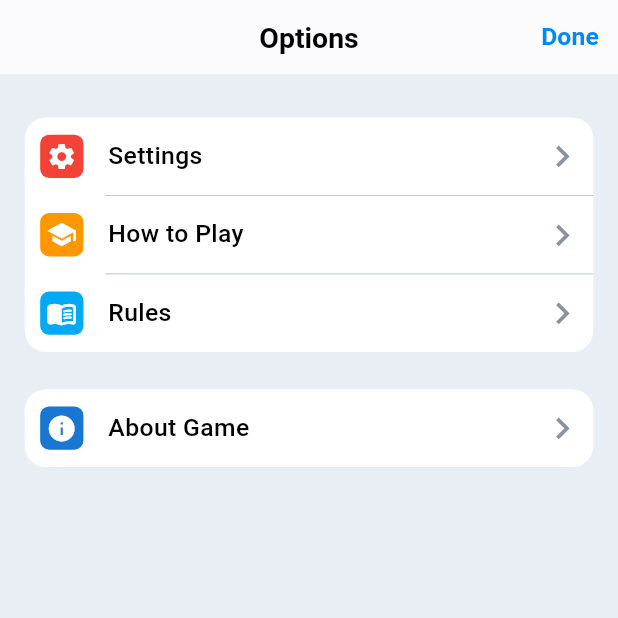
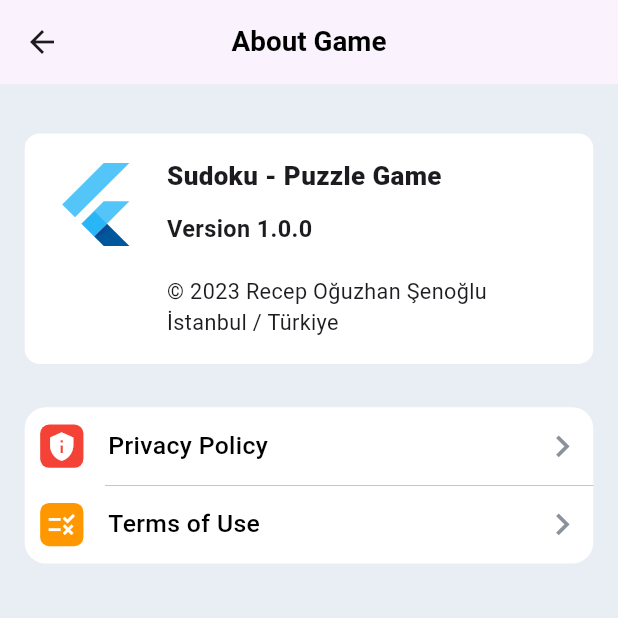
Before and after one commit to recepsenoglu/Flutter_Sudoku, a Flutter app: the OptionsScreen screen opened by its route, after a tap on "About Game", on a phone screen of 412 x 824 dp, the top half of it. Run offline on Flutter 3.47's test engine with Material 3 defaults, Android fonts, the phone set to English and light mode, and no system bars; our stand-ins replace shared_preferences, webview_flutter; accounts and stored records are empty.

Commit message:
about game screen

```diff
--- a/lib/main.dart
+++ b/lib/main.dart
@@ -1,7 +1,7 @@
 import 'package:flutter/material.dart';
 import 'package:flutter/services.dart';
 
-import 'services/game_routes.dart';
+import 'utils/game_routes.dart';
 import 'utils/game_sizes.dart';
 
 Future<void> main() async {
--- a/lib/screens/daily_challenges_screen/daily_challenges_screen_provider.dart
+++ b/lib/screens/daily_challenges_screen/daily_challenges_screen_provider.dart
@@ -2,7 +2,7 @@ import 'package:flutter/widgets.dart';
 import 'package:flutter_sudoku/constant/enums.dart';
 import 'package:flutter_sudoku/constant/game_constants.dart';
 import 'package:flutter_sudoku/models/game_model.dart';
-import 'package:flutter_sudoku/services/game_routes.dart';
+import 'package:flutter_sudoku/utils/game_routes.dart';
 
 class DailyChallengesScreenProvider with ChangeNotifier {
   int selectedDay = -1;
--- a/lib/screens/game_screen/game_screen_provider.dart
+++ b/lib/screens/game_screen/game_screen_provider.dart
@@ -9,7 +9,7 @@ import 'package:flutter_sudoku/models/cell_position_model.dart';
 import 'package:flutter_sudoku/models/game_model.dart';
 import 'package:flutter_sudoku/models/game_stats_model.dart';
 import 'package:flutter_sudoku/models/move_model.dart';
-import 'package:flutter_sudoku/services/game_routes.dart';
+import 'package:flutter_sudoku/utils/game_routes.dart';
 import 'package:flutter_sudoku/services/storage_service.dart';
 import 'package:flutter_sudoku/utils/extensions.dart';
 import 'package:flutter_sudoku/utils/utils.dart';
--- a/lib/screens/main_screen/main_screen.dart
+++ b/lib/screens/main_screen/main_screen.dart
@@ -3,7 +3,7 @@ import 'package:flutter/services.dart';
 import 'package:provider/provider.dart';
 
 import '../../models/game_model.dart';
-import '../../services/game_routes.dart';
+import '../../utils/game_routes.dart';
 import '../../utils/game_colors.dart';
 import '../../utils/game_strings.dart';
 import '../../utils/game_text_styles.dart';
--- a/lib/screens/main_screen/main_screen_provider.dart
+++ b/lib/screens/main_screen/main_screen_provider.dart
@@ -2,7 +2,7 @@ import 'package:flutter/material.dart';
 import 'package:flutter_sudoku/constant/enums.dart';
 import 'package:flutter_sudoku/constant/game_constants.dart';
 import 'package:flutter_sudoku/models/game_model.dart';
-import 'package:flutter_sudoku/services/game_routes.dart';
+import 'package:flutter_sudoku/utils/game_routes.dart';
 import 'package:flutter_sudoku/services/storage_service.dart';
 import 'package:flutter_sudoku/utils/extensions.dart';
 import 'package:flutter_sudoku/widgets/modal_bottom_sheet/modal_bottom_sheets.dart';
--- /dev/null
+++ b/lib/screens/options_screen/about_game_screen/about_game_screen.dart
@@ -0,0 +1,101 @@
+import 'package:flutter/material.dart';
+import 'package:flutter_sudoku/utils/game_colors.dart';
+import 'package:flutter_sudoku/utils/game_routes.dart';
+import 'package:flutter_sudoku/utils/game_sizes.dart';
+import 'package:flutter_sudoku/utils/game_text_styles.dart';
+import 'package:flutter_sudoku/widgets/option_widgets/exports.dart';
+
+class AboutGameScreen extends StatelessWidget {
+  const AboutGameScreen({super.key});
+
+  @override
+  Widget build(BuildContext context) {
+    return Scaffold(
+        backgroundColor: GameColors.optionsBackground,
+        appBar: AppBar(
+          elevation: 0.5,
+          centerTitle: true,
+          title: Text(
+            'About Game',
+            style: GameTextStyles.optionsScreenAppBarTitle
+                .copyWith(fontSize: GameSizes.getWidth(0.045)),
+          ),
+          leading: const BackButton(),
+        ),
+        body: SingleChildScrollView(
+          padding: GameSizes.getSymmetricPadding(0.04, 0.04),
+          child: Column(
+            children: [
+              Container(
+                padding: GameSizes.getSymmetricPadding(0.04, 0.02),
+                decoration: BoxDecoration(
+                  color: Colors.white,
+                  borderRadius: BorderRadius.circular(10),
+                ),
+                child: Row(
+                  crossAxisAlignment: CrossAxisAlignment.start,
+                  children: [
+                    FlutterLogo(size: GameSizes.getWidth(0.15)),
+                    SizedBox(width: GameSizes.getWidth(0.04)),
+                    Column(
+                      crossAxisAlignment: CrossAxisAlignment.start,
+                      children: [
+                        Text(
+                          'Sudoku - Puzzle Game',
+                          style: TextStyle(
+                            fontWeight: FontWeight.w800,
+                            fontSize: GameSizes.getWidth(0.042),
+                          ),
+                        ),
+                        SizedBox(height: GameSizes.getWidth(0.025)),
+                        Text(
+                          'Version 1.0.0',
+                          style: TextStyle(
+                            fontWeight: FontWeight.w600,
+                            fontSize: GameSizes.getWidth(0.038),
+                          ),
+                        ),
+                        SizedBox(height: GameSizes.getWidth(0.052)),
+                        Text(
+                          '© 2023 Recep Oğuzhan Şenoğlu',
+                          style: TextStyle(
+                            fontWeight: FontWeight.w400,
+                            fontSize: GameSizes.getWidth(0.035),
+                          ),
+                        ),
+                        Text(
+                          'İstanbul / Türkiye',
+                          style: TextStyle(
+                            fontWeight: FontWeight.w400,
+                            fontSize: GameSizes.getWidth(0.035),
+                          ),
+                        ),
+                      ],
+                    ),
+                  ],
+                ),
+              ),
+              SizedBox(height: GameSizes.getWidth(0.04)),
+              OptionGroup(
+                options: [
+                  OptionWidget(
+                    title: 'Privacy Policy',
+                    iconColor: Colors.red,
+                    iconData: Icons.privacy_tip,
+                    onTap: () => GameRoutes.goTo(GameRoutes.privacyPolicyScreen,
+                        enableBack: true),
+                  ),
+                  OptionWidget(
+                    title: 'Terms of Use',
+                    iconColor: Colors.orange,
+                    iconData: Icons.rule,
+                    onTap: () => GameRoutes.goTo(GameRoutes.termsOfUseScreen,
+                        enableBack: true),
+                  ),
+                ],
+              )
+            ],
+          ),
+        ));
+  }
+}
--- a/lib/screens/options_screen/options_screen.dart
+++ b/lib/screens/options_screen/options_screen.dart
@@ -2,7 +2,7 @@ import 'package:flutter/material.dart';
 import 'package:provider/provider.dart';
 
 import '../../utils/exports.dart';
-import '../../services/game_routes.dart';
+import '../../utils/game_routes.dart';
 import '../../widgets/button/done_button.dart';
 import '../../widgets/option_widgets/exports.dart';
 import 'options_screen_provider.dart';
@@ -22,11 +22,10 @@ class OptionsScreen extends StatelessWidget {
               elevation: 0.5,
               leadingWidth: 0,
               centerTitle: true,
-              toolbarHeight: GameSizes.getHeight(0.06),
               backgroundColor: GameColors.appBarBackground,
               title: Text(GameStrings.options,
                   style: GameTextStyles.optionsScreenAppBarTitle
-                      .copyWith(fontSize: GameSizes.getHeight(0.023))),
+                      .copyWith(fontSize: GameSizes.getWidth(0.045))),
               leading: const SizedBox.shrink(),
               actions: const [DoneButton()],
             ),
@@ -69,7 +68,8 @@ class OptionsScreen extends StatelessWidget {
                         title: GameStrings.aboutGame,
                         iconColor: Colors.blue.shade700,
                         iconData: Icons.info,
-                        onTap: () => null,
+                        onTap: () => GameRoutes.goTo(GameRoutes.aboutScreen,
+                            enableBack: true),
                       ),
                     ],
                   ),
--- a/lib/screens/win_screen/win_screen.dart
+++ b/lib/screens/win_screen/win_screen.dart
@@ -5,7 +5,7 @@ import '../../constant/enums.dart';
 import '../../models/board_model.dart';
 import '../../models/cell_model.dart';
 import '../../models/game_model.dart';
-import '../../services/game_routes.dart';
+import '../../utils/game_routes.dart';
 import '../../utils/exports.dart';
 import '../../widgets/button/rounded_button/rounded_button.dart';
 import '../../widgets/option_widgets/option_group_widget.dart';
--- a/lib/screens/win_screen/win_screen_provider.dart
+++ b/lib/screens/win_screen/win_screen_provider.dart
@@ -2,7 +2,7 @@ import 'package:flutter/material.dart';
 import 'package:flutter_sudoku/constant/enums.dart';
 import 'package:flutter_sudoku/constant/game_constants.dart';
 import 'package:flutter_sudoku/models/game_model.dart';
-import 'package:flutter_sudoku/services/game_routes.dart';
+import 'package:flutter_sudoku/utils/game_routes.dart';
 import 'package:flutter_sudoku/widgets/modal_bottom_sheet/modal_bottom_sheets.dart';
 
 class WinScreenProvider with ChangeNotifier {
--- a/lib/services/game_routes.dart
+++ b/lib/utils/game_routes.dart
@@ -2,6 +2,9 @@ import 'package:flutter/material.dart';
 import 'package:flutter_sudoku/models/game_model.dart';
 import 'package:flutter_sudoku/screens/game_screen/game_screen.dart';
 import 'package:flutter_sudoku/screens/navigation_bar/navigation_bar_screen.dart';
+import 'package:flutter_sudoku/screens/options_screen/about_game_screen/about_game_screen.dart';
+import 'package:flutter_sudoku/screens/options_screen/about_game_screen/privacy_policy_screen.dart';
+import 'package:flutter_sudoku/screens/options_screen/about_game_screen/terms_of_use_screen.dart';
 import 'package:flutter_sudoku/screens/options_screen/options_screen.dart';
 import 'package:flutter_sudoku/screens/options_screen/settings_screen/settings_screen.dart';
 import 'package:flutter_sudoku/screens/statistics_screen/statistics_screen.dart';
@@ -11,11 +14,14 @@ class GameRoutes {
   static GlobalKey<NavigatorState> navigatorKey = GlobalKey<NavigatorState>();
 
   static const String navigationBar = '/navigation_bar';
+  static const String statisticsScreen = '/statistics_screen';
   static const String gameScreen = '/game_screen';
-  static const String statisticsScreen = '/statistics_screen';
+  static const String winScreen = '/win_screen';
   static const String optionsScreen = '/options_screen';
   static const String settingsScreen = '/settings_screen';
-  static const String winScreen = '/win_screen';
+  static const String aboutScreen = '/about_screen';
+  static const String termsOfUseScreen = '/terms_of_use_screen';
+  static const String privacyPolicyScreen = '/privacy_policy_screen';
 
   static Route<dynamic>? generateRoute(RouteSettings settings) {
     final args = settings.arguments;
@@ -41,6 +47,12 @@ class GameRoutes {
       case winScreen:
         return MaterialPageRoute(
             builder: (_) => WinScreen(gameModel: args as GameModel));
+      case aboutScreen:
+        return MaterialPageRoute(builder: (_) => const AboutGameScreen());
+      case termsOfUseScreen:
+        return MaterialPageRoute(builder: (_) => const TermsOfUseScreen());
+      case privacyPolicyScreen:
+        return MaterialPageRoute(builder: (_) => const PrivacyPolicyScreen());
 
       default:
         return _errorRoute();
@@ -78,20 +90,6 @@ class GameRoutes {
     }
   }
 
-  // static Future<void> goTo(
-  //   String route, {
-  //   args,
-  //   bool enableBack = false,
-  // }) async {
-  //   debugPrint('GO TO $route');
-  //   await Navigator.of(GameRoutes.navigatorKey.currentContext!)
-  //       .pushNamedAndRemoveUntil(
-  //     route,
-  //     arguments: args,
-  //     (route) => enableBack,
-  //   );
-  // }
-
   static void goToPageThenCallFunction(Function() function) {}
 
   static void back({int backTimes = 1, bool returnDialog = false}) {
--- a/lib/widgets/button/done_button.dart
+++ b/lib/widgets/button/done_button.dart
@@ -1,6 +1,6 @@
 import 'package:flutter/material.dart';
 
-import '../../services/game_routes.dart';
+import '../../utils/game_routes.dart';
 import '../../utils/game_sizes.dart';
 import '../../utils/game_strings.dart';
 import '../../utils/game_text_styles.dart';
@@ -17,7 +17,7 @@ class DoneButton extends StatelessWidget {
       child: Text(
         GameStrings.done,
         style: GameTextStyles.doneButtonText.copyWith(
-          fontSize: GameSizes.getWidth(0.04),
+          fontSize: GameSizes.getWidth(0.038),
         )
       ),
     );
--- a/lib/widgets/modal_bottom_sheet/modal_bottom_sheets.dart
+++ b/lib/widgets/modal_bottom_sheet/modal_bottom_sheets.dart
@@ -3,7 +3,7 @@ import 'package:flutter/material.dart';
 import '../../constant/enums.dart';
 import '../../constant/game_constants.dart';
 import '../../models/option_button_model.dart';
-import '../../services/game_routes.dart';
+import '../../utils/game_routes.dart';
 import '../../utils/game_colors.dart';
 import '../../utils/game_strings.dart';
 import '../../utils/game_sizes.dart';
--- a/lib/widgets/popups.dart
+++ b/lib/widgets/popups.dart
@@ -3,7 +3,7 @@ import 'package:flutter/material.dart';
 import '../constant/enums.dart';
 import '../constant/useful_tips.dart';
 import '../models/useful_tip_model.dart';
-import '../services/game_routes.dart';
+import '../utils/game_routes.dart';
 import '../utils/exports.dart';
 import 'button/rounded_button/rounded_button.dart';
 import 'popup/popup_game_stats.dart';
--- a/pubspec.yaml
+++ b/pubspec.yaml
@@ -37,6 +37,7 @@ dependencies:
   cupertino_icons: ^1.0.2
   provider: ^6.0.5
   shared_preferences: ^2.1.0
+  webview_flutter: ^4.4.2
 
 dev_dependencies:
   flutter_test:
@@ -63,6 +64,7 @@ flutter:
   # To add assets to your application, add an assets section, like this:
   assets:
     - assets/images/
+    - assets/html/
   #   - images/a_dot_ham.jpeg
 
   # An image asset can refer to one or more resolution-specific "variants", see
```
Also changed, not shown: lib/screens/options_screen/about_game_screen/privacy_policy_screen.dart (added, +67 -0 lines), lib/screens/options_screen/about_game_screen/terms_of_use_screen.dart (added, +31 -0 lines), lib/screens/options_screen/settings_screen/settings_screen.dart (+3 -9 lines), lib/widgets/button/ios_back_button.dart (added, +20 -0 lines), pubspec.lock, 1 other file.
